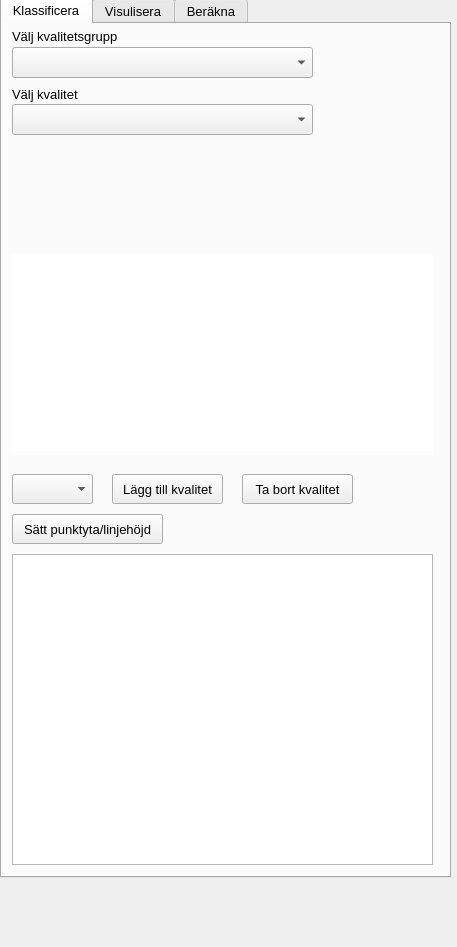
Qt form ui/qgyf_dockwidget_base.ui (co-city/QGYF) before a commit.
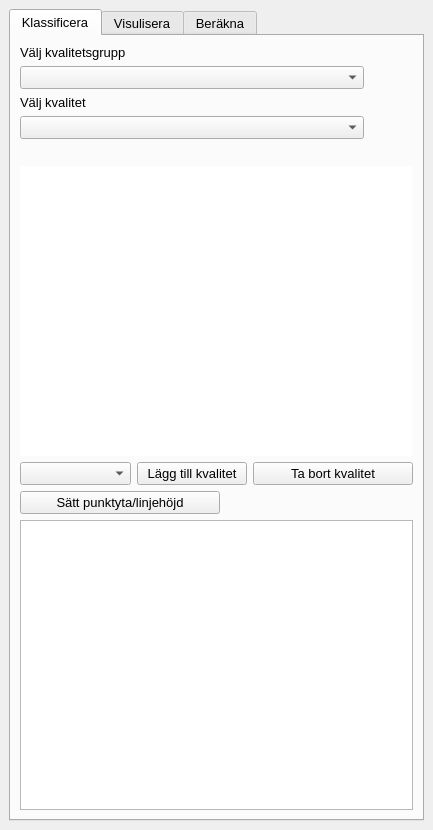
The same form after that commit. Icons and pictures are not drawn. Custom widgets are drawn as their Qt base class.

Commit message: Updated layout, minor changes in readme and license

```diff
--- a/ui/qgyf_dockwidget_base.ui
+++ b/ui/qgyf_dockwidget_base.ui
@@ -6,8 +6,8 @@
    <rect>
     <x>0</x>
     <y>0</y>
-    <width>457</width>
-    <height>947</height>
+    <width>433</width>
+    <height>830</height>
    </rect>
   </property>
   <property name="sizePolicy">
@@ -16,12 +16,6 @@
     <verstretch>0</verstretch>
    </sizepolicy>
   </property>
-  <property name="minimumSize">
-   <size>
-    <width>340</width>
-    <height>860</height>
-   </size>
-  </property>
   <property name="font">
    <font>
     <family>Tahoma</family>
@@ -45,20 +39,14 @@
      <verstretch>0</verstretch>
     </sizepolicy>
    </property>
+   <layout class="QGridLayout" name="gridLayout">
+    <item row="0" column="0">
    <widget class="QTabWidget" name="tabWidget">
     <property name="enabled">
      <bool>true</bool>
     </property>
-    <property name="geometry">
-     <rect>
-      <x>0</x>
-      <y>-3</y>
-      <width>451</width>
-      <height>881</height>
-     </rect>
-    </property>
     <property name="sizePolicy">
-     <sizepolicy hsizetype="Fixed" vsizetype="Fixed">
+       <sizepolicy hsizetype="Expanding" vsizetype="Expanding">
       <horstretch>0</horstretch>
       <verstretch>0</verstretch>
      </sizepolicy>
@@ -77,7 +65,7 @@
     </property>
     <widget class="QWidget" name="classify">
      <property name="sizePolicy">
-      <sizepolicy hsizetype="Ignored" vsizetype="Ignored">
+        <sizepolicy hsizetype="Expanding" vsizetype="Expanding">
        <horstretch>0</horstretch>
        <verstretch>0</verstretch>
       </sizepolicy>
@@ -91,101 +79,69 @@
      <attribute name="toolTip">
       <string>Här sätter du en kvalitet på objekt</string>
      </attribute>
-     <widget class="QComboBox" name="selectQGroup">
-      <property name="geometry">
-       <rect>
-        <x>10</x>
-        <y>23</y>
-        <width>301</width>
-        <height>31</height>
-       </rect>
-      </property>
-     </widget>
-     <widget class="QComboBox" name="selectQ">
-      <property name="geometry">
-       <rect>
-        <x>10</x>
-        <y>80</y>
-        <width>301</width>
-        <height>31</height>
-       </rect>
-      </property>
-     </widget>
-     <widget class="QPushButton" name="approveButton">
-      <property name="geometry">
-       <rect>
-        <x>110</x>
-        <y>450</y>
-        <width>111</width>
-        <height>30</height>
-       </rect>
-      </property>
-      <property name="text">
-       <string>Lägg till kvalitet</string>
-      </property>
-     </widget>
+       <layout class="QGridLayout" name="gridLayout_2">
+        <item row="0" column="0" colspan="2">
      <widget class="QLabel" name="label_3">
-      <property name="geometry">
-       <rect>
-        <x>10</x>
-        <y>2</y>
-        <width>111</width>
-        <height>20</height>
-       </rect>
-      </property>
       <property name="text">
        <string>Välj kvalitetsgrupp</string>
       </property>
      </widget>
+        </item>
+        <item row="0" column="3" rowspan="2">
+         <widget class="QPushButton" name="info">
+          <property name="sizePolicy">
+           <sizepolicy hsizetype="Fixed" vsizetype="Fixed">
+            <horstretch>0</horstretch>
+            <verstretch>0</verstretch>
+           </sizepolicy>
+          </property>
+          <property name="toolTip">
+           <string>Visa upp GYF guide</string>
+          </property>
+          <property name="autoFillBackground">
+           <bool>false</bool>
+          </property>
+          <property name="text">
+           <string/>
+          </property>
+          <property name="icon">
+           <iconset>
+            <normaloff>:/plugins/qgyf/assets/info.png</normaloff>:/plugins/qgyf/assets/info.png</iconset>
+          </property>
+          <property name="flat">
+           <bool>true</bool>
+          </property>
+         </widget>
+        </item>
+        <item row="1" column="0" colspan="3">
+         <widget class="QComboBox" name="selectQGroup">
+          <property name="maximumSize">
+           <size>
+            <width>500</width>
+            <height>16777215</height>
+           </size>
+          </property>
+         </widget>
+        </item>
+        <item row="2" column="0">
      <widget class="QLabel" name="label_4">
-      <property name="geometry">
-       <rect>
-        <x>10</x>
-        <y>60</y>
-        <width>101</width>
-        <height>20</height>
-       </rect>
-      </property>
       <property name="text">
        <string>Välj kvalitet</string>
       </property>
      </widget>
-     <widget class="QTextBrowser" name="textQ">
-      <property name="geometry">
-       <rect>
-        <x>10</x>
-        <y>230</y>
-        <width>421</width>
-        <height>201</height>
-       </rect>
-      </property>
-      <property name="font">
-       <font>
-        <pointsize>10</pointsize>
-       </font>
-      </property>
-      <property name="frameShape">
-       <enum>QFrame::NoFrame</enum>
-      </property>
-      <property name="frameShadow">
-       <enum>QFrame::Raised</enum>
-      </property>
-      <property name="lineWidth">
-       <number>0</number>
-      </property>
-      <property name="horizontalScrollBarPolicy">
-       <enum>Qt::ScrollBarAlwaysOff</enum>
-      </property>
-     </widget>
+        </item>
+        <item row="3" column="0" colspan="3">
+         <widget class="QComboBox" name="selectQ">
+          <property name="maximumSize">
+           <size>
+            <width>500</width>
+            <height>16777215</height>
+           </size>
+          </property>
+         </widget>
+        </item>
+        <item row="4" column="0" colspan="4">
      <widget class="QLabel" name="label_5">
-      <property name="geometry">
-       <rect>
-        <x>10</x>
-        <y>130</y>
-        <width>411</width>
-        <height>91</height>
-       </rect>
-      </property>
       <property name="text">
        <string>&lt;html&gt;
 &lt;head&gt;
@@ -203,51 +159,108 @@
 &lt;/html&gt;</string>
       </property>
      </widget>
-     <widget class="QPushButton" name="info">
-      <property name="geometry">
-       <rect>
-        <x>331</x>
-        <y>10</y>
-        <width>31</width>
-        <height>20</height>
-       </rect>
-      </property>
-      <property name="toolTip">
-       <string>Visa upp GYF guide</string>
-      </property>
-      <property name="autoFillBackground">
-       <bool>false</bool>
-      </property>
-      <property name="text">
-       <string/>
-      </property>
-      <property name="icon">
-       <iconset>
-        <normaloff>:/plugins/qgyf/assets/info.png</normaloff>:/plugins/qgyf/assets/info.png</iconset>
-      </property>
-      <property name="flat">
-       <bool>true</bool>
-      </property>
-     </widget>
+        </item>
+        <item row="5" column="0" colspan="4">
+         <widget class="QTextBrowser" name="textQ">
+          <property name="sizePolicy">
+           <sizepolicy hsizetype="Expanding" vsizetype="Expanding">
+            <horstretch>0</horstretch>
+            <verstretch>0</verstretch>
+           </sizepolicy>
+          </property>
+          <property name="font">
+           <font>
+            <pointsize>10</pointsize>
+           </font>
+          </property>
+          <property name="frameShape">
+           <enum>QFrame::NoFrame</enum>
+          </property>
+          <property name="frameShadow">
+           <enum>QFrame::Raised</enum>
+          </property>
+          <property name="lineWidth">
+           <number>0</number>
+          </property>
+          <property name="horizontalScrollBarPolicy">
+           <enum>Qt::ScrollBarAlwaysOff</enum>
+          </property>
+         </widget>
+        </item>
+        <item row="6" column="0">
      <widget class="QComboBox" name="selectLayer">
-      <property name="geometry">
-       <rect>
-        <x>10</x>
-        <y>450</y>
-        <width>81</width>
-        <height>30</height>
-       </rect>
-      </property>
-     </widget>
+          <property name="maximumSize">
+           <size>
+            <width>160</width>
+            <height>16777215</height>
+           </size>
+          </property>
+         </widget>
+        </item>
+        <item row="6" column="1">
+         <widget class="QPushButton" name="approveButton">
+          <property name="sizePolicy">
+           <sizepolicy hsizetype="Preferred" vsizetype="Fixed">
+            <horstretch>0</horstretch>
+            <verstretch>0</verstretch>
+           </sizepolicy>
+          </property>
+          <property name="maximumSize">
+           <size>
+            <width>160</width>
+            <height>16777215</height>
+           </size>
+          </property>
+          <property name="text">
+           <string>Lägg till kvalitet</string>
+          </property>
+         </widget>
+        </item>
+        <item row="6" column="2" colspan="2">
+         <widget class="QPushButton" name="removeButton">
+          <property name="sizePolicy">
+           <sizepolicy hsizetype="Ignored" vsizetype="Ignored">
+            <horstretch>0</horstretch>
+            <verstretch>0</verstretch>
+           </sizepolicy>
+          </property>
+          <property name="maximumSize">
+           <size>
+            <width>160</width>
+            <height>16777215</height>
+           </size>
+          </property>
+          <property name="font">
+           <font>
+            <pointsize>10</pointsize>
+           </font>
+          </property>
+          <property name="toolTip">
+           <string>Ta bort markerade kvaliteter från tabellen</string>
+          </property>
+          <property name="text">
+           <string>Ta bort kvalitet</string>
+          </property>
+         </widget>
+        </item>
+        <item row="7" column="0" colspan="2">
+         <widget class="QPushButton" name="geometryButton">
+          <property name="maximumSize">
+           <size>
+            <width>200</width>
+            <height>16777215</height>
+           </size>
+          </property>
+          <property name="toolTip">
+           <string>Sätt yta för punktobjekt/höjd för linjeobjekt</string>
+          </property>
+          <property name="text">
+           <string>Sätt punktyta/linjehöjd</string>
+          </property>
+         </widget>
+        </item>
+        <item row="8" column="0" colspan="4">
      <widget class="QTableWidget" name="classtable">
-      <property name="geometry">
-       <rect>
-        <x>10</x>
-        <y>530</y>
-        <width>421</width>
-        <height>311</height>
-       </rect>
-      </property>
       <property name="sizePolicy">
        <sizepolicy hsizetype="Expanding" vsizetype="Expanding">
         <horstretch>0</horstretch>
@@ -306,49 +319,20 @@
        <number>25</number>
       </attribute>
      </widget>
-     <widget class="QPushButton" name="removeButton">
-      <property name="geometry">
-       <rect>
-        <x>240</x>
-        <y>450</y>
-        <width>111</width>
-        <height>30</height>
-       </rect>
-      </property>
-      <property name="sizePolicy">
-       <sizepolicy hsizetype="Ignored" vsizetype="Ignored">
-        <horstretch>0</horstretch>
-        <verstretch>0</verstretch>
-       </sizepolicy>
-      </property>
-      <property name="font">
-       <font>
-        <pointsize>10</pointsize>
-       </font>
-      </property>
-      <property name="toolTip">
-       <string>Ta bort markerade kvaliteter från tabellen</string>
-      </property>
-      <property name="text">
-       <string>Ta bort kvalitet</string>
-      </property>
-     </widget>
-     <widget class="QPushButton" name="geometryButton">
-      <property name="geometry">
-       <rect>
-        <x>10</x>
-        <y>490</y>
-        <width>151</width>
-        <height>30</height>
-       </rect>
-      </property>
-      <property name="toolTip">
-       <string>Sätt yta för punktobjekt/höjd för linjeobjekt</string>
-      </property>
-      <property name="text">
-       <string>Sätt punktyta/linjehöjd</string>
-      </property>
-     </widget>
+        </item>
+       </layout>
+       <zorder>label_3</zorder>
+       <zorder>selectQGroup</zorder>
+       <zorder>label_4</zorder>
+       <zorder>selectQ</zorder>
+       <zorder>label_5</zorder>
+       <zorder>textQ</zorder>
+       <zorder>selectLayer</zorder>
+       <zorder>approveButton</zorder>
+       <zorder>removeButton</zorder>
+       <zorder>geometryButton</zorder>
+       <zorder>classtable</zorder>
+       <zorder>info</zorder>
     </widget>
     <widget class="QWidget" name="visualize">
      <attribute name="title">
@@ -588,6 +572,8 @@
      </widget>
     </widget>
    </widget>
+    </item>
+   </layout>
   </widget>
  </widget>
  <customwidgets>
```
Lines whose indentation alone changed are shown as unchanged. The commit also changes 2 other files.
